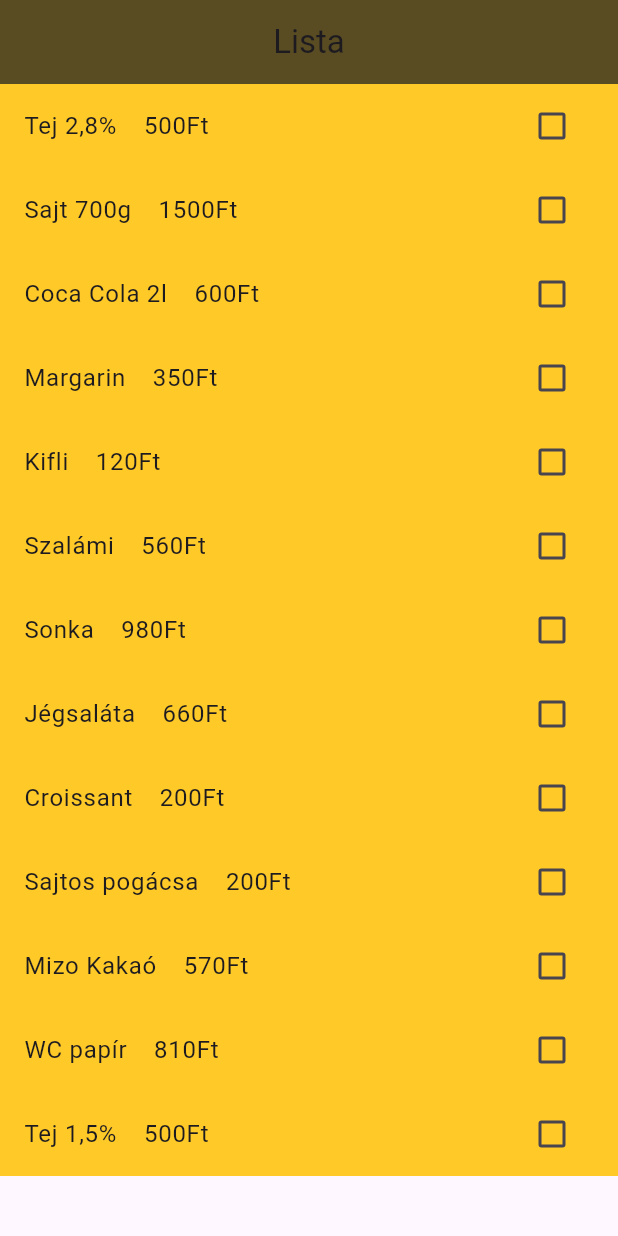
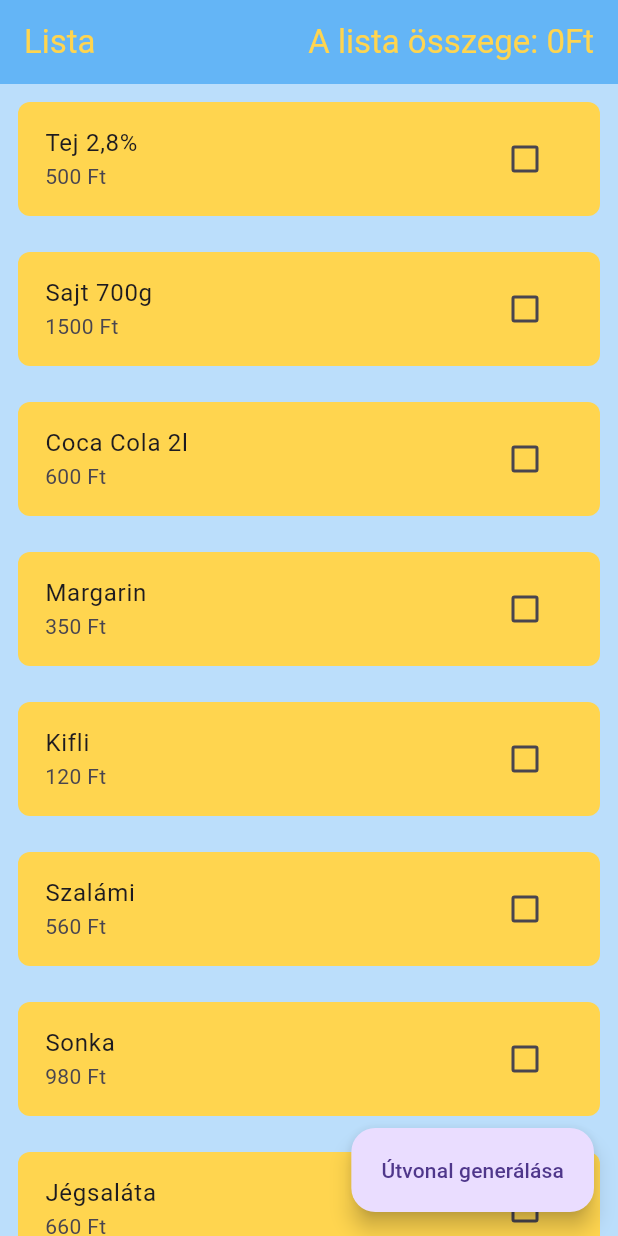
Before and after one commit to Mrb156/grocery_nav_app, a Flutter app: the screen it shows after launch, on a phone screen of 412 x 824 dp. Run offline on Flutter 3.47's test engine with Material 2 defaults, Android fonts, the phone set to English and light mode, and no system bars; drawn by our look-alikes of expansion_tile_card; missing offline and left inert: arrow_path.

Commit message:
Expandable_card_lista

```diff
--- a/groceryNavApp/lib/screens/list.dart
+++ b/groceryNavApp/lib/screens/list.dart
@@ -1,5 +1,5 @@
 //import 'dart:html';
-
+import 'package:expansion_tile_card/expansion_tile_card.dart';
 import 'package:flutter/material.dart';
 import 'package:grocery_nav_app/models/models.dart';
 
@@ -27,37 +27,109 @@ class Lista extends StatefulWidget {
 }
 
 List<bool> userChecked = [];
+List<int> db = [];
+int osszeg = 0;
+List<int> preOsszeg = [];
+int szamlalo = 0;
+
+void decrement(int szam) {
+  if (szam > 0) {
+    szam = szam - 1;
+  }
+}
+
+void increment(int szam) {
+  szam = szam + 1;
+}
 
 class _ListaState extends State<Lista> {
   @override
   Widget build(BuildContext context) {
     for (var i = 0; i < termekek.length; i++) {
       userChecked.add(false);
+      db.add(0);
+      preOsszeg.add(0);
     }
 
     return Scaffold(
+      backgroundColor: Colors.blue[100],
       appBar: AppBar(
-          title: const Center(child: Text('Lista')),
-          backgroundColor: const Color.fromRGBO(89, 76, 34, 1.0),
+        title: Row(
+          mainAxisAlignment: MainAxisAlignment.spaceBetween,
+          children: [
+            const Text('Lista'),
+            Text('A lista összege: ' + osszeg.toString() + 'Ft')
+          ],
+        ),
+        foregroundColor: Colors.amber[300],
+        shadowColor: Colors.blue,
+        backgroundColor: Colors.blue[300],
       ),
       body: ListView.builder(
         itemCount: termekek.length,
         itemBuilder: (BuildContext context, int index) {
-            return CheckboxListTile(
-                tileColor: Colors.amber[400],
-                checkColor: Colors.green[600],
-                activeColor: Colors.green[100],
-                title: Text(termekek[index].name +
-                    '    ' +
-                    termekek[index].price.toString() +
-                    'Ft'),
+          return ExpansionTileCard(
+            initialPadding: EdgeInsets.all(12.0),
+            expandedColor: Colors.amber[500],
+            expandedTextColor: Colors.black87,
+            baseColor: Colors.amber[300],
+            subtitle: Text(termekek[index].price.toString() + ' Ft'),
+            trailing: Checkbox(
                 value: userChecked[index],
                 onChanged: (bool? value) {
                   setState(() {
                     userChecked[index] = value!;
+                    if (userChecked[index] == true) {
+                      db[index] = 1;
+                      osszeg = osszeg + termekek[index].price * 1;
+                      preOsszeg[index] = termekek[index].price * 1;
+                    } else if (userChecked[index] == false) {
+                      db[index] = 0;
+                      osszeg = osszeg - preOsszeg[index];
+                    }
                   });
+                }),
+            title: Text(termekek[index].name),
+            children: [
+              Row(
+                mainAxisAlignment: MainAxisAlignment.spaceAround,
+                children: [
+                  ElevatedButton(
+                      onPressed: () {
+                        setState(() {
+                          if (db[index] <= 0) {
+                          } else {
+                            db[index]--;
+                            osszeg = osszeg - termekek[index].price;
+                          }
                         });
                       },
-        ));
+                      child: const Icon(Icons.remove)),
+                  Text(
+                    db[index].toString(),
+                    style: const TextStyle(
+                        fontSize: 30, fontWeight: FontWeight.bold),
+                  ),
+                  ElevatedButton(
+                      onPressed: () {
+                        setState(() {
+                          db[index]++;
+                          osszeg = osszeg + termekek[index].price;
+                          preOsszeg[index] = termekek[index].price * db[index];
+                        });
+                      },
+                      child: const Icon(Icons.add))
+                ],
+              )
+            ],
+          );
+        },
+      ),
+      floatingActionButton: FloatingActionButton.extended(
+          label: const Text('Útvonal generálása'),
+          onPressed: () {
+            szamlalo++;
+          }),
+    );
   }
 }
--- a/groceryNavApp/pubspec.yaml
+++ b/groceryNavApp/pubspec.yaml
@@ -35,6 +35,7 @@ dependencies:
   cupertino_icons: ^1.0.2
   arrow_path: ^3.0.0
   darwin: ^0.5.1
+  expansion_tile_card: ^2.0.0
 
 
 
```
Also changed, not shown: groceryNavApp/pubspec.lock. Lines whose indentation alone changed are shown as unchanged.
